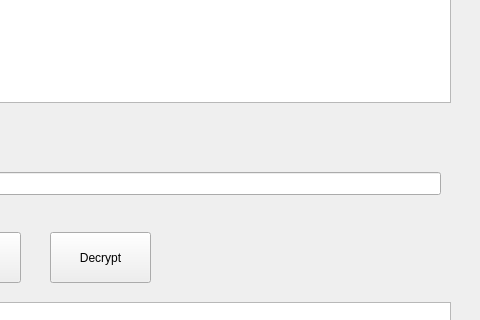
The window that src/gui/mainwindow.ui (Strykeros/spyMaster3000) describes before a commit, drawn with Qt 5; both pictures show x 320 to 800 and y 118 to 438 of the 800 by 600 pixel window.
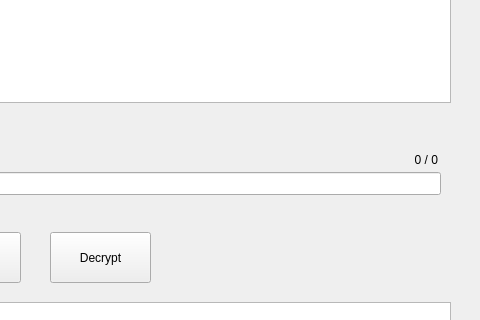
The same window after the commit.

What changed in the file:
```diff
--- a/src/gui/mainwindow.ui
+++ b/src/gui/mainwindow.ui
@@ -170,6 +170,22 @@
      </property>
     </item>
    </widget>
+   <widget class="QLabel" name="key_size_label">
+    <property name="geometry">
+     <rect>
+      <x>700</x>
+      <y>270</y>
+      <width>58</width>
+      <height>16</height>
+     </rect>
+    </property>
+    <property name="text">
+     <string>0 / 0</string>
+    </property>
+    <property name="alignment">
+     <set>Qt::AlignRight|Qt::AlignTrailing|Qt::AlignVCenter</set>
+    </property>
+   </widget>
   </widget>
   <widget class="QMenuBar" name="menubar">
    <property name="geometry">
```
Left out of the diff: 2 changed lines with no effect on the pictures.
